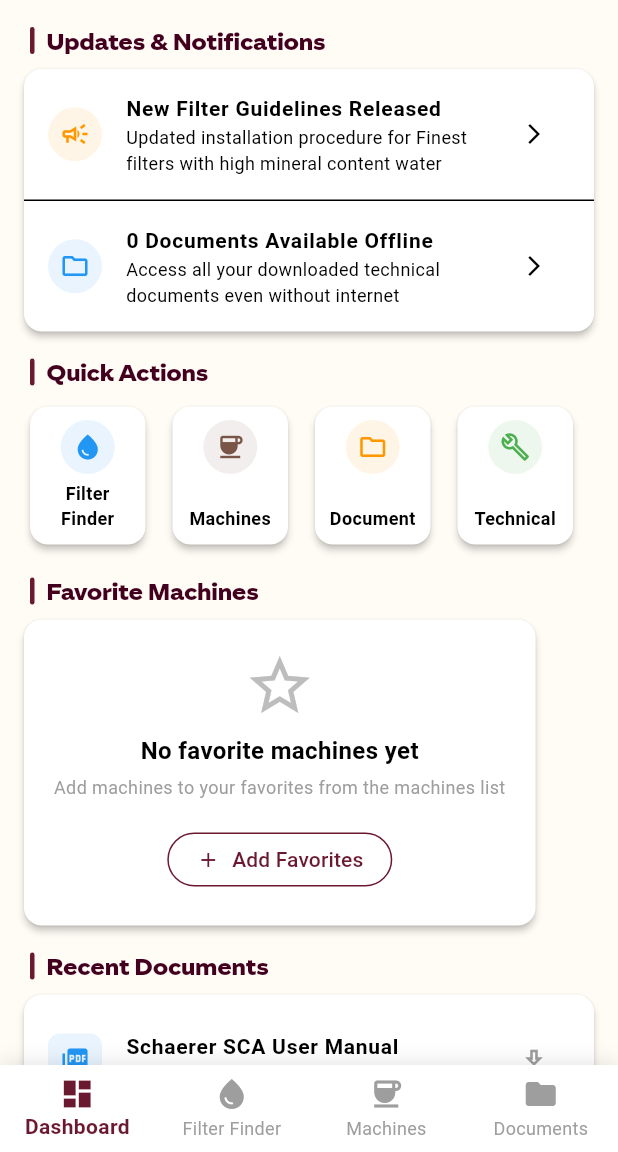
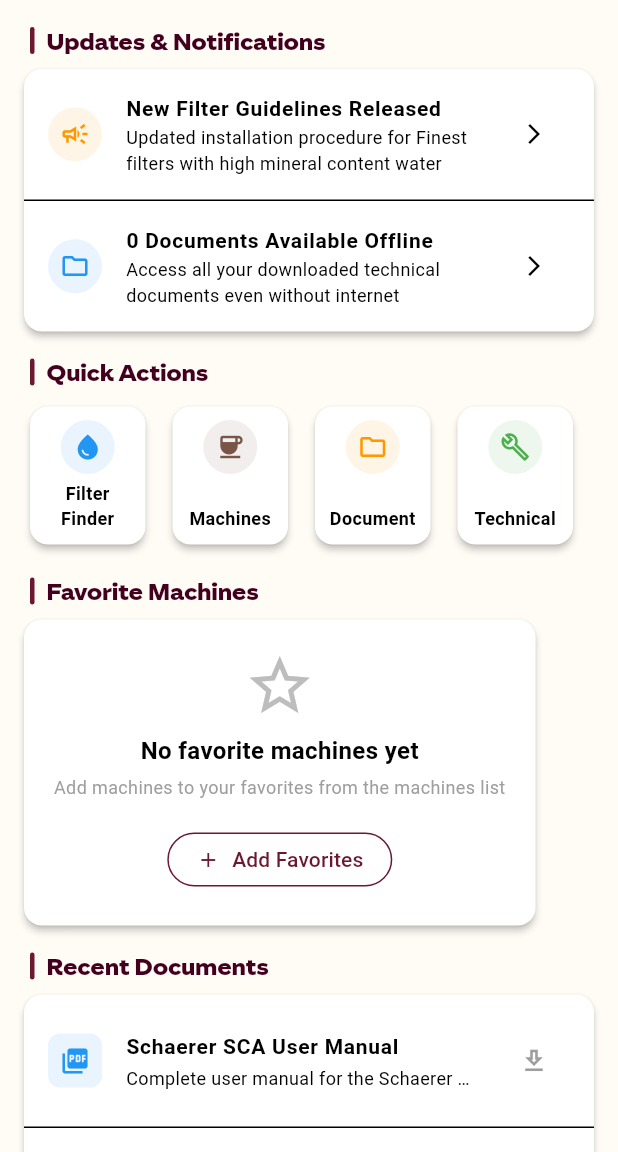
Before and after one commit to Ajking11/flashy-potato, a Flutter app: the AppNavigator screen opened directly, on a phone screen of 412 x 824 dp, the part 84-1236 px from its top. Run offline on Flutter 3.47's test engine with Material 3 defaults, Android fonts, the light colour scheme and no system bars; missing offline and left inert: flutter_pdfview; Roboto replaces fonts that are missing (CostaFont); project files that could hold a hidden picture were left out.

Commit message:
Update app version to 0.2.5 and add dark mode toggle; refactor navigation and filter screen to use callback for dashboard navigation

```diff
--- a/lib/constants.dart
+++ b/lib/constants.dart
@@ -8,7 +8,10 @@ const Color italianPorcelain = Color.fromARGB(255, 255, 251, 245); // #FFFBF5
 const Color latte = Color.fromARGB(255, 242, 226, 218);  // #F2E2DA
 
 // App version (accessible throughout the app)
-const String appVersion = "1.0.1";
+const String appVersion = "0.2.5";
+
+// Dark mode toggle - not implemented in this app
+const bool showDarkModeToggle = false;
 
 // TYPOGRAPHY SYSTEM
 // Based on Costa Coffee Brand Guidelines
--- a/lib/navigation/app_navigator.dart
+++ b/lib/navigation/app_navigator.dart
@@ -1,10 +1,8 @@
-// app_navigator.dart
 import 'package:flutter/material.dart';
 import '../screens/filter_json_screen.dart';
 import '../screens/machine_list_screen.dart';
 import '../screens/document_repository_screen.dart';
 import '../screens/dashboard_screen.dart';
-import '../constants.dart';
 
 class AppNavigator extends StatefulWidget {
   const AppNavigator({super.key});
@@ -16,46 +14,51 @@ class AppNavigator extends StatefulWidget {
 class _AppNavigatorState extends State<AppNavigator> {
   int _selectedIndex = 0;
 
-  // List of pages to display
-  final List<Widget> _pages = [
-    const DashboardScreen(),     // New dashboard as home screen
-    const FilterJsonScreen(),    // Filter finder screen
-    const MachineListScreen(),   // Machine info screen
-    const DocumentRepositoryScreen(), // Documents screen
+  // Flag to control bottom navigation bar visibility
+  final bool showBottomNavigationBar = false;
+
+  void _navigateTo(int index) {
+    setState(() {
+      _selectedIndex = index;
+    });
+  }
+
+  late final List<Widget> _pages;
+
+  @override
+  void initState() {
+    super.initState();
+    _pages = [
+      const DashboardScreen(),
+      FilterJsonScreen(
+        onDashboardPressed: () => _navigateTo(0),
+      ),
+      MachineListScreen(
+        onDashboardPressed: () => _navigateTo(0),
+      ),
+      const DocumentRepositoryScreen(),
     ];
+  }
 
   @override
   Widget build(BuildContext context) {
     return Scaffold(
       body: _pages[_selectedIndex],
-      bottomNavigationBar: Container(
-        decoration: BoxDecoration(
-          boxShadow: [
-            BoxShadow(
-              color: Colors.black.withValues(alpha: 0.1),
-              blurRadius: 10,
-              offset: const Offset(0, -2),
-            ),
-          ],
-        ),
-        child: BottomNavigationBar(
+      bottomNavigationBar: showBottomNavigationBar
+          ? BottomNavigationBar(
               currentIndex: _selectedIndex,
-          onTap: (index) {
-            setState(() {
-              _selectedIndex = index;
-            });
-          },
+              onTap: _navigateTo,
               items: const [
                 BottomNavigationBarItem(
                   icon: Icon(Icons.dashboard),
                   label: 'Dashboard',
                 ),
                 BottomNavigationBarItem(
-              icon: Icon(Icons.water_drop),
-              label: 'Filter Finder',
+                  icon: Icon(Icons.filter_list),
+                  label: 'Filter',
                 ),
                 BottomNavigationBarItem(
-              icon: Icon(Icons.coffee),
+                  icon: Icon(Icons.list),
                   label: 'Machines',
                 ),
                 BottomNavigationBarItem(
@@ -63,20 +66,8 @@ class _AppNavigatorState extends State<AppNavigator> {
                   label: 'Documents',
                 ),
               ],
-          backgroundColor: Colors.white,
-          selectedItemColor: costaRed,
-          unselectedItemColor: Colors.grey,
-          selectedLabelStyle: const TextStyle(
-            fontWeight: FontWeight.bold,
-            fontFamily: 'CostaFont',
-          ),
-          unselectedLabelStyle: const TextStyle(
-            fontFamily: 'CostaFont',
-          ),
-          type: BottomNavigationBarType.fixed,
-          elevation: 0,
-        ),
-      ),
+            )
+          : null,
     );
   }
 }
--- a/lib/screens/dashboard_screen.dart
+++ b/lib/screens/dashboard_screen.dart
@@ -19,34 +19,6 @@ class DashboardScreen extends StatefulWidget {
 }
 
 class _DashboardScreenState extends State<DashboardScreen> {
-  bool _isRefreshing = false;
-
-  Future<void> _refreshDashboard() async {
-    setState(() {
-      _isRefreshing = true;
-    });
-
-    // Simulate checking for updates
-    await Future.delayed(const Duration(seconds: 1));
-
-    // Update the "last checked" timestamp
-    if (mounted) {
-      Provider.of<PreferencesProvider>(context, listen: false).updateLastUpdateCheck();
-      setState(() {
-        _isRefreshing = false;
-      });
-
-      // Show confirmation
-      ScaffoldMessenger.of(context).showSnackBar(
-        const SnackBar(
-          content: Text('Dashboard refreshed'),
-          duration: Duration(seconds: 1),
-          behavior: SnackBarBehavior.floating,
-        ),
-      );
-    }
-  }
-
   @override
   Widget build(BuildContext context) {
     return Scaffold(
@@ -69,32 +41,16 @@ class _DashboardScreenState extends State<DashboardScreen> {
           ),
         ],
       ),
-      body: RefreshIndicator(
-        onRefresh: _refreshDashboard,
-        color: costaRed,
-        child: Consumer2<PreferencesProvider, DocumentProvider>(
+      body: Consumer2<PreferencesProvider, DocumentProvider>(
         builder: (context, prefsProvider, docProvider, child) {
-            if (_isRefreshing) {
-              return const Center(
-                child: CircularProgressIndicator(
-                  valueColor: AlwaysStoppedAnimation<Color>(costaRed),
-                ),
-              );
-            }
-
           return SingleChildScrollView(
             physics: const AlwaysScrollableScrollPhysics(),
-              child: Column(
-                crossAxisAlignment: CrossAxisAlignment.start,
-                children: [
-                  // Main content with padding
-                  Padding(
+            child: Padding(
               padding: const EdgeInsets.symmetric(horizontal: 16.0),
               child: Column(
                 crossAxisAlignment: CrossAxisAlignment.start,
                 children: [
                   const SizedBox(height: 16),
-
                   // Updates & Notifications
                   FadeAnimation(
                     delay: const Duration(milliseconds: 100),
@@ -106,9 +62,7 @@ class _DashboardScreenState extends State<DashboardScreen> {
                       ],
                     ),
                   ),
-
                   const SizedBox(height: 16),
-
                   // Quick Actions
                   FadeAnimation(
                     delay: const Duration(milliseconds: 200),
@@ -120,9 +74,7 @@ class _DashboardScreenState extends State<DashboardScreen> {
                       ],
                     ),
                   ),
-
                   const SizedBox(height: 16),
-
                   // Favorite Machines
                   FadeAnimation(
                     delay: const Duration(milliseconds: 300),
@@ -134,9 +86,7 @@ class _DashboardScreenState extends State<DashboardScreen> {
                       ],
                     ),
                   ),
-
                   const SizedBox(height: 16),
-
                   // Recent Documents (only show if there are documents)
                   if (docProvider.documents.isNotEmpty) ...[
                     FadeAnimation(
@@ -151,7 +101,6 @@ class _DashboardScreenState extends State<DashboardScreen> {
                     ),
                     const SizedBox(height: 16),
                   ],
-
                   // App version
                   Center(
                     child: Padding(
@@ -168,11 +117,8 @@ class _DashboardScreenState extends State<DashboardScreen> {
                 ],
               ),
             ),
-                ],
-              ),
           );
         },
-        ),
       ),
     );
   }
@@ -194,7 +140,7 @@ class _DashboardScreenState extends State<DashboardScreen> {
           Text(
             title,
             style: CostaTextStyle.subtitle1.copyWith(
-              fontSize: 16, // Slightly smaller font
+              fontSize: 16,
             ),
           ),
         ],
@@ -209,10 +155,13 @@ class _DashboardScreenState extends State<DashboardScreen> {
         'icon': Icons.water_drop,
         'color': Colors.blue,
         'onTap': () {
-          // Navigate to filter finder
           Navigator.push(
             context,
-            MaterialPageRoute(builder: (context) => const FilterJsonScreen()),
+            MaterialPageRoute(
+              builder: (context) => FilterJsonScreen(
+                onDashboardPressed: () => Navigator.pop(context),
+              ),
+            ),
           );
         },
       },
@@ -221,10 +170,13 @@ class _DashboardScreenState extends State<DashboardScreen> {
         'icon': Icons.coffee,
         'color': Colors.brown,
         'onTap': () {
-          // Navigate to machines
           Navigator.push(
             context,
-            MaterialPageRoute(builder: (context) => const MachineListScreen()),
+            MaterialPageRoute(
+              builder: (context) => MachineListScreen(
+                onDashboardPressed: () => Navigator.pop(context),
+              ),
+            ),
           );
         },
       },
@@ -233,10 +185,11 @@ class _DashboardScreenState extends State<DashboardScreen> {
         'icon': Icons.folder_outlined,
         'color': Colors.orange,
         'onTap': () {
-          // Navigate to documents
           Navigator.push(
             context,
-            MaterialPageRoute(builder: (context) => const DocumentRepositoryScreen()),
+            MaterialPageRoute(
+              builder: (context) => const DocumentRepositoryScreen(),
+            ),
           );
         },
       },
@@ -245,7 +198,6 @@ class _DashboardScreenState extends State<DashboardScreen> {
         'icon': Icons.build_outlined,
         'color': Colors.green,
         'onTap': () {
-          // Show coming soon message
           ScaffoldMessenger.of(context).showSnackBar(
             const SnackBar(
               content: Text('Maintenance feature coming soon'),
@@ -257,7 +209,7 @@ class _DashboardScreenState extends State<DashboardScreen> {
     ];
 
     return SizedBox(
-      height: 100, // Fixed height
+      height: 100,
       child: ListView.builder(
         scrollDirection: Axis.horizontal,
         itemCount: actions.length,
@@ -318,11 +270,8 @@ class _DashboardScreenState extends State<DashboardScreen> {
     PreferencesProvider prefsProvider,
     DocumentProvider docProvider,
   ) {
-    // For demo purposes, show a notification if last check was more than 3 days ago
     // ignore: unused_local_variable
     final isOutdated = DateTime.now().difference(prefsProvider.preferences.lastUpdateCheck).inDays > 3;
-
-    // Count downloaded documents
     final downloadedCount = docProvider.documents.where((doc) => doc.isDownloaded).length;
 
     return Card(
@@ -333,7 +282,6 @@ class _DashboardScreenState extends State<DashboardScreen> {
       margin: EdgeInsets.zero,
       child: Column(
         children: [
-          // New filter guidelines notice
           ListTile(
             contentPadding: const EdgeInsets.symmetric(horizontal: 16, vertical: 8),
             leading: Container(
@@ -363,7 +311,6 @@ class _DashboardScreenState extends State<DashboardScreen> {
             trailing: IconButton(
               icon: const Icon(Icons.arrow_forward_ios, size: 16),
               onPressed: () {
-                // Navigate to the notice
                 ScaffoldMessenger.of(context).showSnackBar(
                   const SnackBar(
                     content: Text('Detailed notice coming soon'),
@@ -378,10 +325,7 @@ class _DashboardScreenState extends State<DashboardScreen> {
               padding: EdgeInsets.zero,
             ),
           ),
-
           const Divider(height: 1),
-
-          // Downloaded documents
           ListTile(
             contentPadding: const EdgeInsets.symmetric(horizontal: 16, vertical: 8),
             leading: Container(
@@ -411,7 +355,6 @@ class _DashboardScreenState extends State<DashboardScreen> {
             trailing: IconButton(
               icon: const Icon(Icons.arrow_forward_ios, size: 16),
               onPressed: () {
-                // Navigate to document repository
                 Navigator.push(
                   context,
                   MaterialPageRoute(
@@ -471,10 +414,13 @@ class _DashboardScreenState extends State<DashboardScreen> {
               const SizedBox(height: 16),
               OutlinedButton.icon(
                 onPressed: () {
-                  // Navigate to the machines list
                   Navigator.push(
                     context,
-                    MaterialPageRoute(builder: (context) => const MachineListScreen()),
+                    MaterialPageRoute(
+                      builder: (context) => MachineListScreen(
+                        onDashboardPressed: () => Navigator.pop(context),
+                      ),
+                    ),
                   );
                 },
                 icon: const Icon(Icons.add, size: 16),
@@ -492,7 +438,6 @@ class _DashboardScreenState extends State<DashboardScreen> {
       );
     }
 
-    // Filter machines list to show only favorites
     final allMachines = getMachines();
     final favoriteMachines = allMachines
         .where((machine) => favoriteIds.contains(machine.machineId))
@@ -530,7 +475,6 @@ class _DashboardScreenState extends State<DashboardScreen> {
               child: Column(
                 mainAxisAlignment: MainAxisAlignment.center,
                 children: [
-                  // Favorite button
                   Align(
                     alignment: Alignment.topRight,
                     child: InkWell(
@@ -545,8 +489,6 @@ class _DashboardScreenState extends State<DashboardScreen> {
                     ),
                   ),
                   const SizedBox(height: 4),
-
-                  // Machine image
                   Expanded(
                     child: Image.asset(
                       machine.imagePath,
@@ -554,8 +496,6 @@ class _DashboardScreenState extends State<DashboardScreen> {
                     ),
                   ),
                   const SizedBox(height: 4),
-
-                  // Machine name
                   Text(
                     machine.manufacturer,
                     textAlign: TextAlign.center,
@@ -566,8 +506,6 @@ class _DashboardScreenState extends State<DashboardScreen> {
                     maxLines: 1,
                     overflow: TextOverflow.ellipsis,
                   ),
-
-                  // Machine model
                   Text(
                     machine.model,
                     textAlign: TextAlign.center,
@@ -590,10 +528,7 @@ class _DashboardScreenState extends State<DashboardScreen> {
     BuildContext context,
     DocumentProvider docProvider,
   ) {
-    // Get the 3 most recent documents
-    final recentDocs = docProvider.documents
-      .take(3)
-      .toList();
+    final recentDocs = docProvider.documents.take(3).toList();
 
     if (recentDocs.isEmpty) {
       return Card(
@@ -629,7 +564,6 @@ class _DashboardScreenState extends State<DashboardScreen> {
               const SizedBox(height: 16),
               OutlinedButton.icon(
                 onPressed: () {
-                  // Navigate to the documents repository
                   Navigator.push(
                     context,
                     MaterialPageRoute(builder: (context) => const DocumentRepositoryScreen()),
@@ -705,7 +639,6 @@ class _DashboardScreenState extends State<DashboardScreen> {
                           ),
                         );
                       } else {
-                        // Download document
                         docProvider.downloadDocument(doc.id);
                         ScaffoldMessenger.of(context).showSnackBar(
                           const SnackBar(
@@ -727,8 +660,6 @@ class _DashboardScreenState extends State<DashboardScreen> {
               ],
             );
           }),
-
-          // View all button
           InkWell(
             onTap: () {
               Navigator.push(
```
Also changed, not shown: lib/screens/filter_json_screen.dart (+8 -27 lines), lib/screens/machine_list_screen.dart (+117 -109 lines), lib/screens/preferences_screen.dart (+11 -9 lines). Lines whose indentation alone changed are shown as unchanged.
